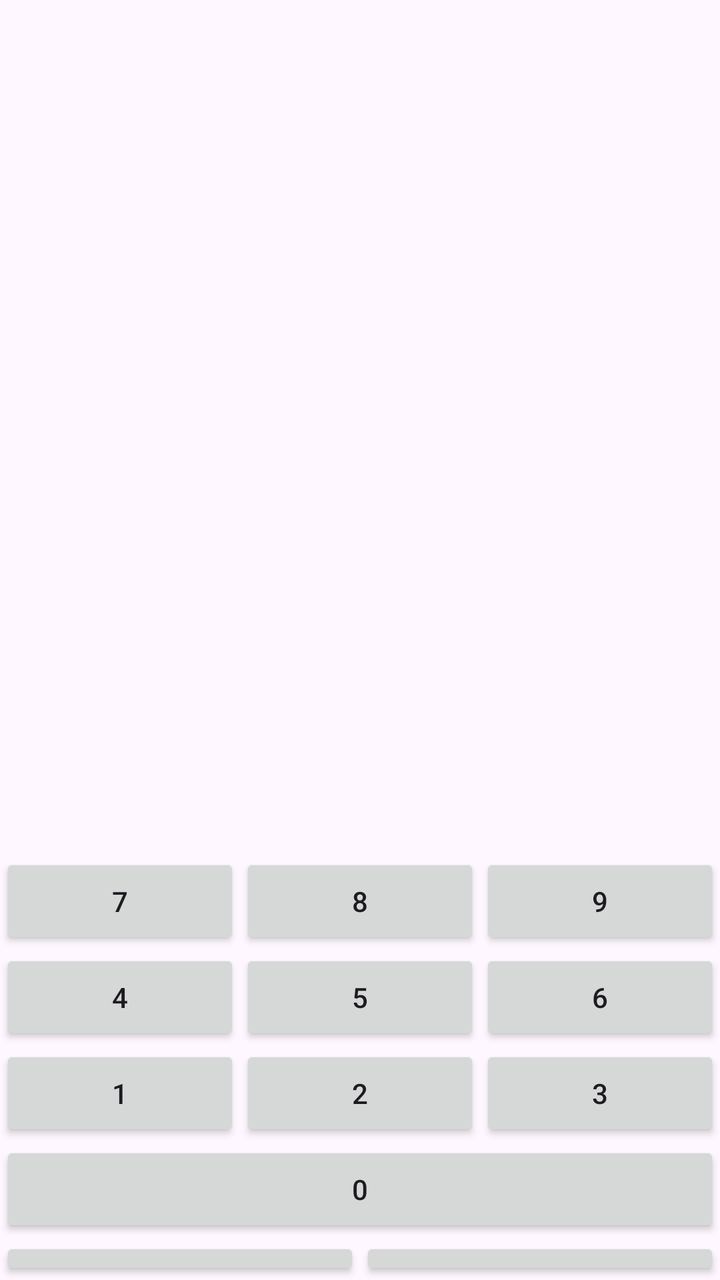
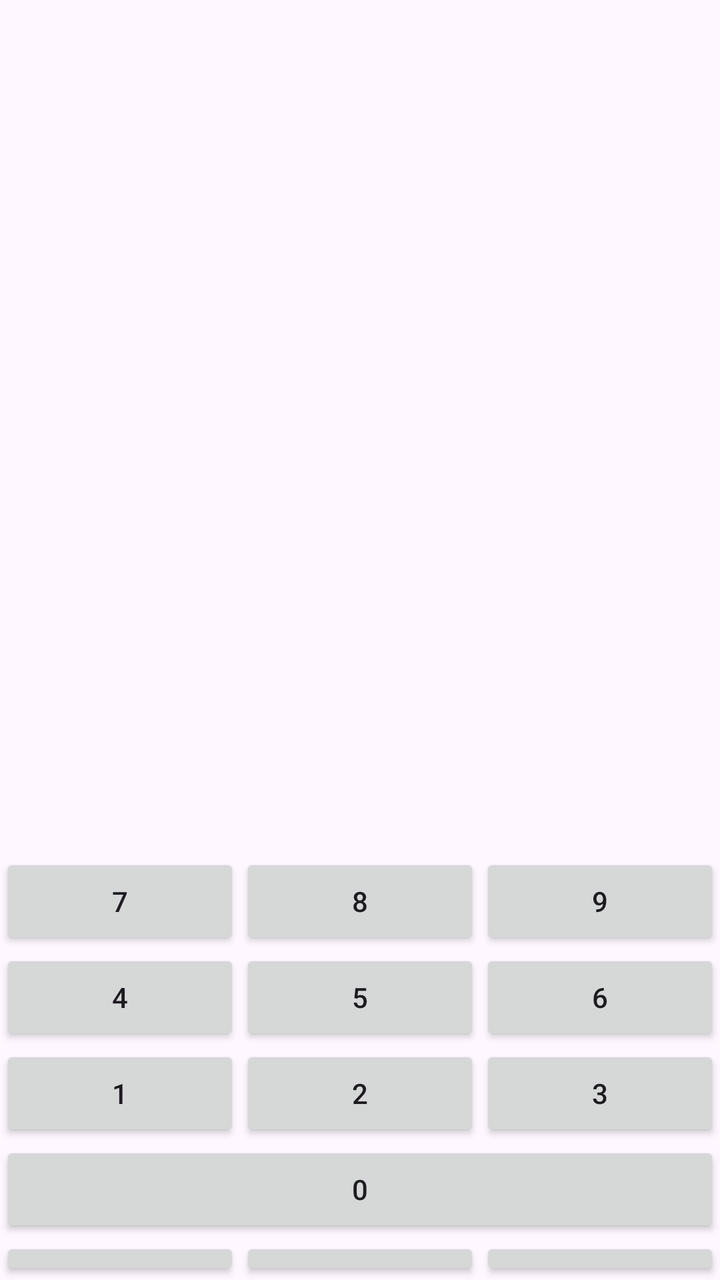

An Android layout rendered at two revisions. The XML below is the earlier revision; the diff shows what the commit changed to produce the second picture.
<!-- AndroidManifest.xml: application theme Theme.CalcDevMobile -->
<!-- res/layout/activity_calcul_mental.xml -->
<?xml version="1.0" encoding="utf-8"?>
<androidx.constraintlayout.widget.ConstraintLayout xmlns:android="http://schemas.android.com/apk/res/android"
    xmlns:app="http://schemas.android.com/apk/res-auto"
    xmlns:tools="http://schemas.android.com/tools"
    android:id="@+id/main"
    android:layout_width="match_parent"
    android:layout_height="match_parent"
    tools:context=".CalculatriceActivity">

    <LinearLayout
        android:layout_width="match_parent"
        android:layout_height="match_parent"
        android:orientation="vertical">

        <TextView
            android:id="@+id/textViewCalc"
            android:layout_width="match_parent"
            android:layout_height="match_parent"
            android:layout_weight="1"
            android:text=""
            android:textSize="34sp"
            android:gravity="center"/>

        <TextView
            android:id="@+id/textViewInput"
            android:layout_width="match_parent"
            android:layout_height="match_parent"
            android:layout_weight="1"
            android:gravity="center"
            android:text=""
            android:textSize="34sp" />

        <LinearLayout
            android:layout_width="match_parent"
            android:layout_height="match_parent"
            android:layout_weight="1"
            android:orientation="vertical"
            android:gravity="bottom">

            <LinearLayout
                android:layout_width="match_parent"
                android:layout_height="wrap_content"
                android:orientation="horizontal">

                <Button
                    android:id="@+id/button7"
                    android:layout_width="wrap_content"
                    android:layout_height="wrap_content"
                    android:layout_weight="1"
                    android:text="@string/calc_7" />

                <Button
                    android:id="@+id/button8"
                    android:layout_width="wrap_content"
                    android:layout_height="wrap_content"
                    android:layout_weight="1"
                    android:text="@string/calc_8" />

                <Button
                    android:id="@+id/button9"
                    android:layout_width="wrap_content"
                    android:layout_height="wrap_content"
                    android:layout_weight="1"
                    android:text="@string/calc_9" />

            </LinearLayout>

            <LinearLayout
                android:layout_width="match_parent"
                android:layout_height="wrap_content"
                android:orientation="horizontal">

                <Button
                    android:id="@+id/button4"
                    android:layout_width="wrap_content"
                    android:layout_height="wrap_content"
                    android:layout_weight="1"
                    android:text="@string/calc_4" />

                <Button
                    android:id="@+id/button5"
                    android:layout_width="wrap_content"
                    android:layout_height="wrap_content"
                    android:layout_weight="1"
                    android:text="@string/calc_5" />

                <Button
                    android:id="@+id/button6"
                    android:layout_width="wrap_content"
                    android:layout_height="wrap_content"
                    android:layout_weight="1"
                    android:text="@string/calc_6" />
            </LinearLayout>

            <LinearLayout
                android:layout_width="match_parent"
                android:layout_height="wrap_content"
                android:orientation="horizontal">

                <Button
                    android:id="@+id/button1"
                    android:layout_width="wrap_content"
                    android:layout_height="wrap_content"
                    android:layout_weight="1"
                    android:text="@string/calc_1" />

                <Button
                    android:id="@+id/button2"
                    android:layout_width="wrap_content"
                    android:layout_height="wrap_content"
                    android:layout_weight="1"
                    android:text="@string/calc_2" />

                <Button
                    android:id="@+id/button3"
                    android:layout_width="wrap_content"
                    android:layout_height="wrap_content"
                    android:layout_weight="1"
                    android:text="@string/calc_3" />

            </LinearLayout>

            <LinearLayout
                android:layout_width="match_parent"
                android:layout_height="wrap_content"
                android:orientation="horizontal">

                <Button
                    android:id="@+id/button0"
                    android:layout_width="wrap_content"
                    android:layout_height="wrap_content"
                    android:layout_weight="1"
                    android:text="@string/calc_0" />

            </LinearLayout>

            <LinearLayout
                android:layout_width="match_parent"
                android:layout_height="match_parent"
                android:orientation="horizontal">

                <Button
                    android:id="@+id/buttonMinus"
                    android:layout_width="wrap_content"
                    android:layout_height="wrap_content"
                    android:layout_weight="1"
                    android:text="-" />

                <Button
                    android:id="@+id/buttonEquals"
                    android:layout_width="wrap_content"
                    android:layout_height="wrap_content"
                    android:layout_weight="1"
                    android:text="=" />

            </LinearLayout>

        </LinearLayout>

    </LinearLayout>
</androidx.constraintlayout.widget.ConstraintLayout>
<!-- resources referenced by this layout -->
<resources>
  <string name="calc_0" translatable="false">0</string>
  <string name="calc_1" translatable="false">1</string>
  <string name="calc_2" translatable="false">2</string>
  <string name="calc_3" translatable="false">3</string>
  <string name="calc_4" translatable="false">4</string>
  <string name="calc_5" translatable="false">5</string>
  <string name="calc_6" translatable="false">6</string>
  <string name="calc_7" translatable="false">7</string>
  <string name="calc_8" translatable="false">8</string>
  <string name="calc_9" translatable="false">9</string>
  <style name="Theme.CalcDevMobile" parent="Base.Theme.CalcDevMobile" />
  <style name="Base.Theme.CalcDevMobile" parent="Theme.Material3.DayNight">
          
          
      </style>
</resources>

<!-- the commit's change to res/layout/activity_calcul_mental.xml (unified diff, before → after) -->
@@ -140,6 +140,13 @@
                 android:orientation="horizontal">
 
                 <Button
+                    android:id="@+id/buttonErase"
+                    android:layout_width="wrap_content"
+                    android:layout_height="wrap_content"
+                    android:layout_weight="1"
+                    android:text="Erase" />
+
+                <Button
                     android:id="@+id/buttonMinus"
                     android:layout_width="wrap_content"
                     android:layout_height="wrap_content"
